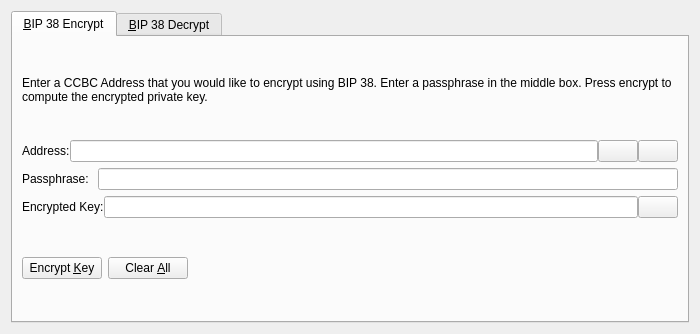
Above: src/qt/forms/bip38tooldialog.ui from poseidondev/posq before the change. Below: the same form after it.
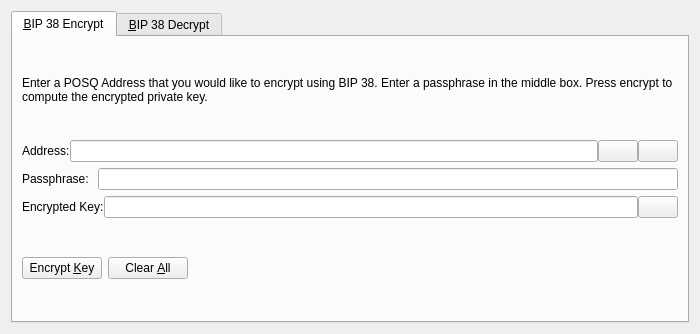
That is the form after the change. The open tabs and pages were chosen to show the change. Icons and pictures are not drawn. Custom widgets are drawn as their Qt base class.

```diff
--- a/src/qt/forms/bip38tooldialog.ui
+++ b/src/qt/forms/bip38tooldialog.ui
@@ -30,7 +30,7 @@
        <item>
         <widget class="QLabel" name="infoLabel_ENC">
          <property name="text">
-          <string>Enter a CCBC Address that you would like to encrypt using BIP 38. Enter a passphrase in the middle box. Press encrypt to compute the encrypted private key.</string>
+          <string>Enter a POSQ Address that you would like to encrypt using BIP 38. Enter a passphrase in the middle box. Press encrypt to compute the encrypted private key.</string>
          </property>
          <property name="textFormat">
           <enum>Qt::PlainText</enum>
```
Left out of the diff: 8 changed lines with no effect on the pictures.
